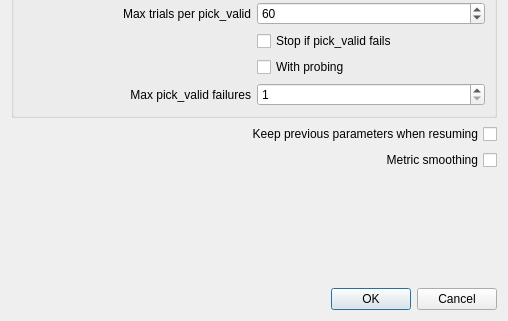
The window that Anisotropic_mesh_3/demo/ui_files/Aniso_meshing_dialog.ui (MaelRL/cgal) describes before a commit, drawn with Qt 5; both pictures show x 0 to 508 and y 557 to 878 of the 508 by 878 pixel window.
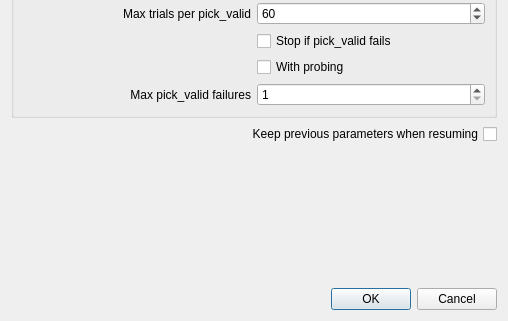
The same window after the commit.

Commit message: Removed smoothing from the UI

Diff of the .ui file:
```diff
--- a/Anisotropic_mesh_3/demo/ui_files/Aniso_meshing_dialog.ui
+++ b/Anisotropic_mesh_3/demo/ui_files/Aniso_meshing_dialog.ui
@@ -525,16 +525,6 @@
      </property>
     </widget>
    </item>
-   <item>
-    <widget class="QCheckBox" name="metric_smoothing">
-     <property name="layoutDirection">
-      <enum>Qt::RightToLeft</enum>
-     </property>
-     <property name="text">
-      <string>Metric smoothing</string>
-     </property>
-    </widget>
-   </item>
    <item>
     <spacer name="verticalSpacer">
      <property name="orientation">
```
The commit also changes 5 other files.
